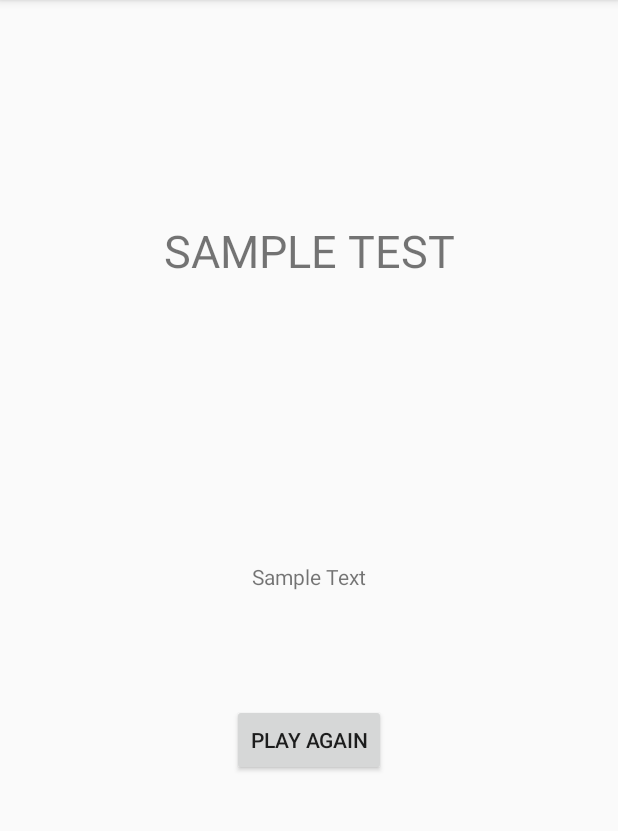
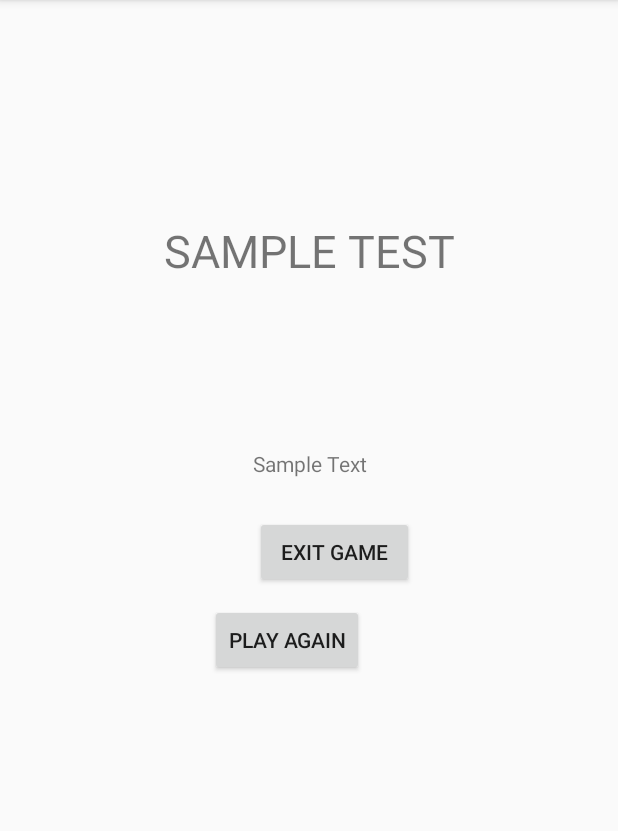
Before and after one commit to aymehai/RockPaperScissorsShoot, an Android app: the UserResult screen opened directly, with no data from a screen before it, on a phone screen of 412 x 824 dp, the part 84-915 px from its top. Run offline under Robolectric (Android 15) with nearby library versions, the light colour scheme and no system bars; 4 statements that could not run were skipped.

Commit message:
Added Exit button functionality

```diff
--- a/app/src/main/java/com/aymen/rockpaperscissorsshoot/MainActivity.kt
+++ b/app/src/main/java/com/aymen/rockpaperscissorsshoot/MainActivity.kt
@@ -4,6 +4,7 @@ import android.content.Intent
 import android.support.v7.app.AppCompatActivity
 import android.os.Bundle
 import kotlinx.android.synthetic.main.activity_main.*
+import kotlinx.android.synthetic.main.results_activity.*
 
 class MainActivity : AppCompatActivity() {
 
@@ -12,6 +13,7 @@ class MainActivity : AppCompatActivity() {
         setContentView(R.layout.activity_main)
 
         setOnClickListenerForButton()
+        setExitListener()
     }
 
     private fun setOnClickListenerForButton(){
@@ -22,4 +24,10 @@ class MainActivity : AppCompatActivity() {
         }
     }
 
+    fun setExitListener(){
+        btnNo.setOnClickListener {
+            this.finishAffinity()
+        }
+    }
+
 }
--- a/app/src/main/java/com/aymen/rockpaperscissorsshoot/UserResult.kt
+++ b/app/src/main/java/com/aymen/rockpaperscissorsshoot/UserResult.kt
@@ -25,6 +25,7 @@ class UserResult  : AppCompatActivity() {
 
         showResults()
         setOnClickListenerForButtonPlayAgain()
+        setExitListener()
 
     }
 
@@ -96,4 +97,10 @@ class UserResult  : AppCompatActivity() {
         }
     }
 
+    fun setExitListener(){
+        btnExit.setOnClickListener {
+        this.finishAffinity()
+        }
+    }
+
 }
--- a/app/src/main/res/layout/results_activity.xml
+++ b/app/src/main/res/layout/results_activity.xml
@@ -24,16 +24,34 @@
         android:text="Sample Text"
         app:layout_constraintBottom_toBottomOf="parent"
         app:layout_constraintEnd_toEndOf="parent"
+        app:layout_constraintHorizontal_bias="0.501"
         app:layout_constraintStart_toStartOf="parent"
-        app:layout_constraintTop_toTopOf="parent" />
+        app:layout_constraintTop_toTopOf="parent"
+        app:layout_constraintVertical_bias="0.4" />
 
     <Button
         android:id="@+id/btnPlay"
         android:layout_width="wrap_content"
         android:layout_height="wrap_content"
-        android:layout_marginTop="75dp"
+        android:layout_marginBottom="8dp"
+        android:layout_marginStart="140dp"
+        android:layout_marginTop="8dp"
         android:text="Play Again"
+        app:layout_constraintBottom_toBottomOf="parent"
+        app:layout_constraintStart_toStartOf="parent"
+        app:layout_constraintTop_toTopOf="parent"
+        app:layout_constraintVertical_bias="0.561" />
+
+    <Button
+        android:id="@+id/btnExit"
+        android:layout_width="106dp"
+        android:layout_height="wrap_content"
+        android:layout_marginBottom="8dp"
+        android:layout_marginEnd="136dp"
+        android:layout_marginTop="344dp"
+        android:text="Exit Game"
+        app:layout_constraintBottom_toBottomOf="parent"
         app:layout_constraintEnd_toEndOf="parent"
-        app:layout_constraintStart_toStartOf="parent"
-        app:layout_constraintTop_toBottomOf="@+id/txtOpp" />
+        app:layout_constraintTop_toTopOf="parent"
+        app:layout_constraintVertical_bias="0.0" />
 </android.support.constraint.ConstraintLayout>
```
